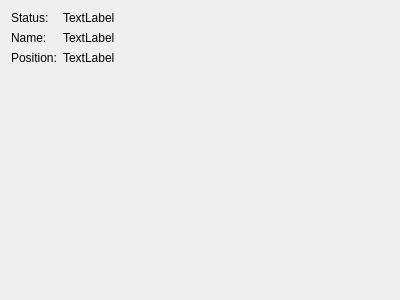
Qt form src/linakdeskcontrol/ui/device_status_widget.ui (anetczuk/LinakDeskApp) before a commit.
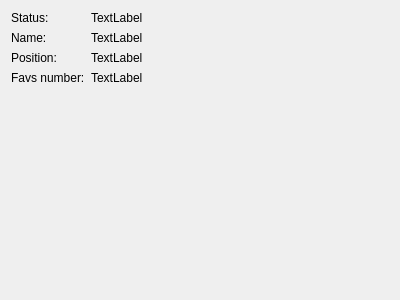
The same form after that commit.

What changed in the file:
```diff
--- a/src/linakdeskcontrol/ui/device_status_widget.ui
+++ b/src/linakdeskcontrol/ui/device_status_widget.ui
@@ -56,6 +56,20 @@
      </property>
     </widget>
    </item>
+   <item row="3" column="0">
+    <widget class="QLabel" name="favNumText">
+     <property name="text">
+      <string>Favs number:</string>
+     </property>
+    </widget>
+   </item>
+   <item row="3" column="1">
+    <widget class="QLabel" name="favsNumLabel">
+     <property name="text">
+      <string>TextLabel</string>
+     </property>
+    </widget>
+   </item>
   </layout>
  </widget>
  <resources/>
```
